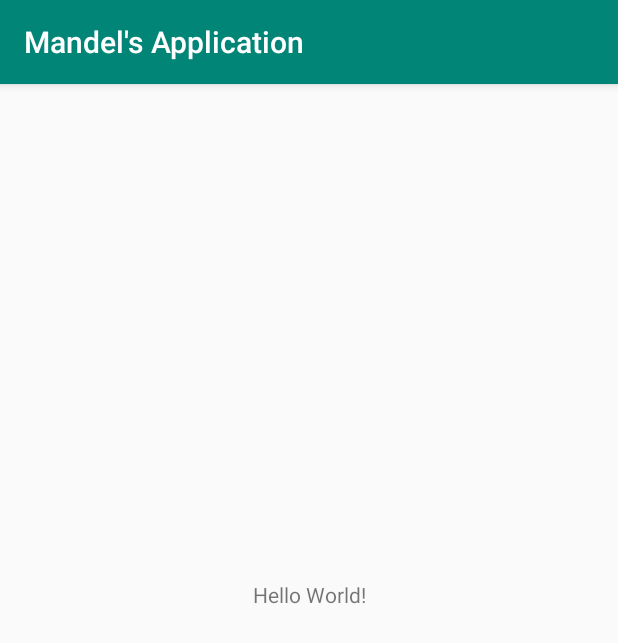
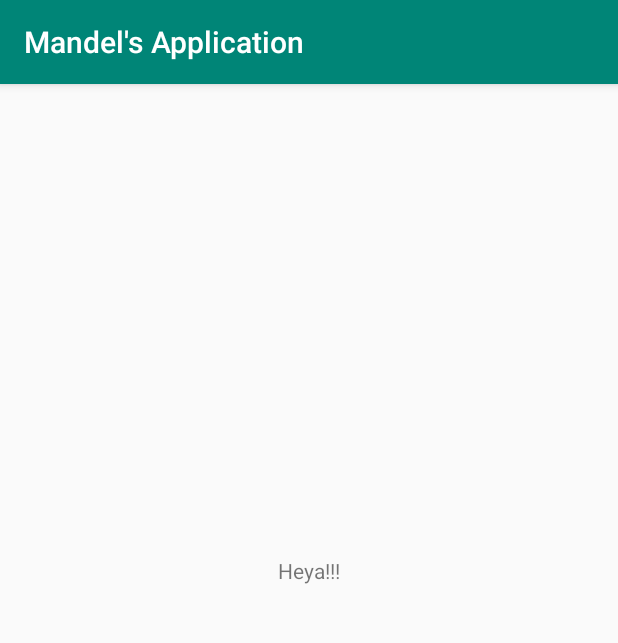
Before and after one commit to Andrei243/Android-Application, an Android app: the screen it shows after launch (LIST), on a phone screen of 412 x 824 dp. Shown: the top 643 px of the screen. Run offline under Robolectric (Android 15) with nearby library versions, the phone set to English and light mode, and no system bars.

```diff
--- a/app/src/main/java/com/example/mandelsapplication/LIST.java
+++ b/app/src/main/java/com/example/mandelsapplication/LIST.java
@@ -10,5 +10,6 @@ public class LIST extends AppCompatActivity {
     protected void onCreate(Bundle savedInstanceState) {
         super.onCreate(savedInstanceState);
         setContentView(R.layout.activity_main);
+
     }
 }
--- a/app/src/main/res/layout/activity_main.xml
+++ b/app/src/main/res/layout/activity_main.xml
@@ -10,11 +10,11 @@
         android:id="@+id/textView"
         android:layout_width="wrap_content"
         android:layout_height="wrap_content"
-        android:text="Hello World!"
+        android:text="Heya!!!"
         app:layout_constraintBottom_toBottomOf="parent"
         app:layout_constraintLeft_toLeftOf="parent"
         app:layout_constraintRight_toRightOf="parent"
         app:layout_constraintTop_toTopOf="parent"
-        app:layout_constraintVertical_bias="0.442" />
+        app:layout_constraintVertical_bias="0.42" />
 
 </androidx.constraintlayout.widget.ConstraintLayout>
```
Also changed, not shown: app/src/main/res/drawable/filter/hdpi/Filter.png (added), app/src/main/res/drawable/filter/mdpi/Filter.png (added), app/src/main/res/drawable/filter/xhdpi/Filter.png (added), app/src/main/res/drawable/filter/xxhdpi/Filter.png (added), app/src/main/res/drawable/filter/xxxhdpi/Filter.png (added), app/src/main/res/drawable/star-off/hdpi/star-off.png (added), app/src/main/res/drawable/star-off/mdpi/star-off.png (added), app/src/main/res/drawable/star-off/xhdpi/star-off.png (added), app/src/main/res/drawable/star-off/xxhdpi/star-off.png (added), app/src/main/res/drawable/star-off/xxxhdpi/star-off.png (added), app/src/main/res/drawable/star-on/hdpi/star-on.png (added), app/src/main/res/drawable/star-on/mdpi/star-on.png (added), app/src/main/res/drawable/star-on/xhdpi/star-on.png (added), app/src/main/res/drawable/star-on/xxhdpi/star-on.png (added), 1 more files.
